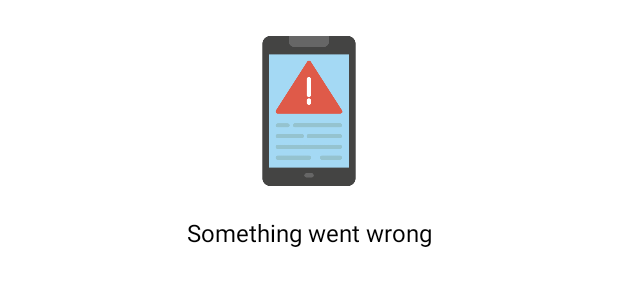
After one commit to ImtiazDipto01/GithubUsers, an Android app: the layout item_error.xml on its own in the app's theme, with its tools: preview values and no code run, on a phone screen of 412 x 824 dp. The commit adds this screen. Shown: the top 300 px of the screen. Run offline under Robolectric (Android 15) with nearby library versions, the phone set to English and light mode, and no system bars.

Commit message:
feat: showing error view if failed to retrieve data from server Implemented and fetching data when internet connection available implemented

```diff
--- /dev/null
+++ b/app/src/main/res/layout/item_error.xml
@@ -0,0 +1,31 @@
+<?xml version="1.0" encoding="utf-8"?>
+<LinearLayout xmlns:android="http://schemas.android.com/apk/res/android"
+    android:layout_width="match_parent"
+    android:layout_height="wrap_content"
+    xmlns:tools="http://schemas.android.com/tools"
+    android:id="@+id/parent_layout"
+    android:orientation="vertical"
+    android:gravity="center"
+    android:padding="8dp"
+    android:visibility="visible"
+    tools:visibility="visible">
+
+    <ImageView
+        android:layout_width="100dp"
+        android:layout_height="100dp"
+        android:src="@drawable/ic_error"
+        android:layout_margin="16dp" />
+
+
+    <TextView
+        android:id="@+id/text_error_msg"
+        android:layout_width="match_parent"
+        android:layout_height="wrap_content"
+        android:gravity="center"
+        android:visibility="visible"
+        android:layout_margin="4dp"
+        android:textSize="16sp"
+        android:textColor="@color/black"
+        tools:text="@string/something_went_wrong" />
+
+</LinearLayout>
```
Also changed, not shown: app/src/main/java/com/imtiaz/githubuserstest/presentation/main/MainViewModel.kt (+1 -10 lines), app/src/main/java/com/imtiaz/githubuserstest/presentation/user/UserViewModel.kt (+6 -3 lines), app/src/main/java/com/imtiaz/githubuserstest/presentation/user/UsersFragment.kt (+48 -6 lines), app/src/main/res/layout/fragment_users.xml (+14 -2 lines), app/src/main/res/drawable/ic_error.png (added).
